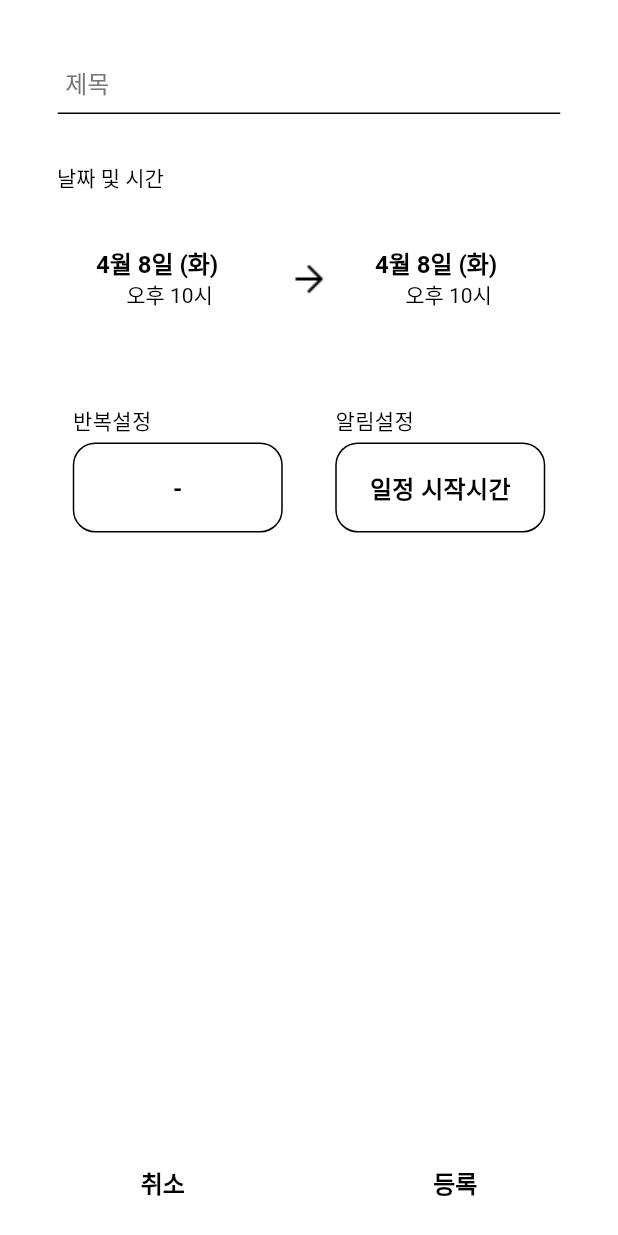
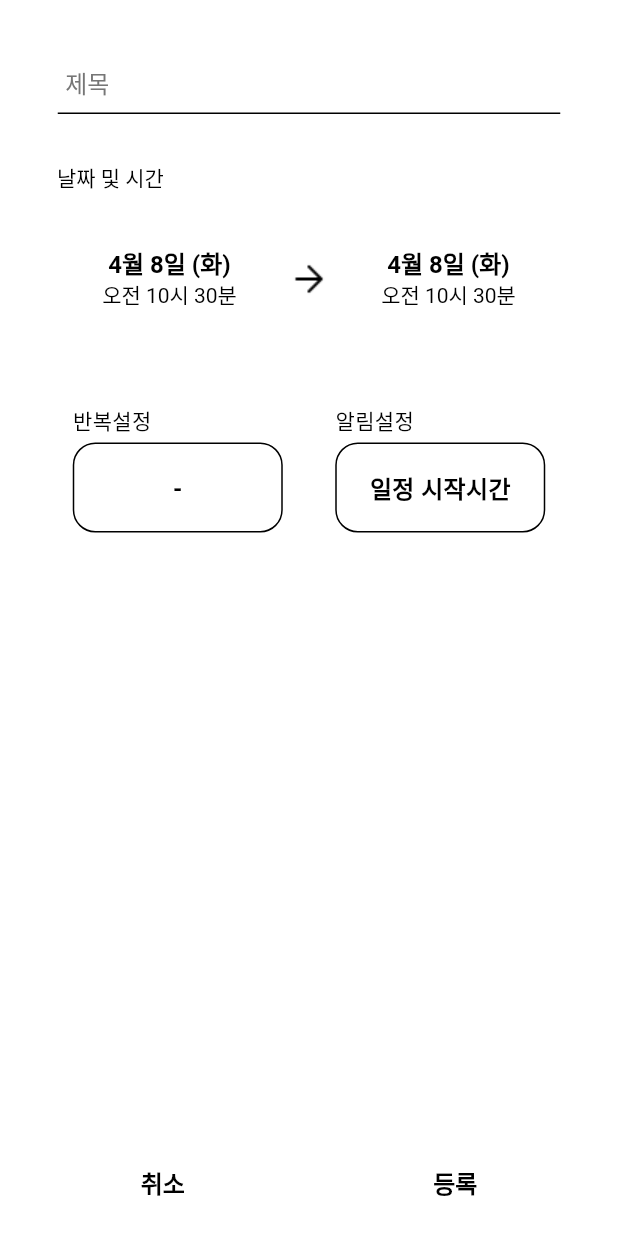
Before and after one commit to woodool/scheduleapp, a Flutter app: the AddReminderPage screen opened by its route, on a phone screen of 412 x 824 dp. Run offline on Flutter 3.47's test engine with Material 3 defaults, Android fonts, the phone set to English and light mode, and no system bars; Roboto replaces fonts that are missing (Pretendard).

Commit message:
날짜및시간출력수정

```diff
--- a/schedule/lib/features/schedule/presentation/widgets/date_time_selector.dart
+++ b/schedule/lib/features/schedule/presentation/widgets/date_time_selector.dart
@@ -88,6 +88,7 @@ class DateTimeSelector extends StatelessWidget {
                       height: 22,
                       child: Text(
                         '${startDate.month}월 ${startDate.day}일 (${_getWeekday(startDate)})',
+                        textAlign: TextAlign.center,
                         style: const TextStyle(
                           fontSize: 16,
                           fontWeight: FontWeight.w600,
@@ -102,7 +103,7 @@ class DateTimeSelector extends StatelessWidget {
                       width: 98,
                       height: 22,
                       child: Text(
-                        '오후 ${startDate.hour > 12 ? startDate.hour - 12 : startDate.hour}시',
+                        '${startDate.hour < 12 ? '오전' : '오후'} ${startDate.hour > 12 ? startDate.hour - 12 : startDate.hour}시 ${startDate.minute}분',
                         textAlign: TextAlign.center,
                         style: const TextStyle(
                           fontSize: 14,
@@ -141,6 +142,7 @@ class DateTimeSelector extends StatelessWidget {
                       height: 22,
                       child: Text(
                         '${endDate.month}월 ${endDate.day}일 (${_getWeekday(endDate)})',
+                        textAlign: TextAlign.center,
                         style: const TextStyle(
                           fontSize: 16,
                           fontWeight: FontWeight.w600,
@@ -155,7 +157,7 @@ class DateTimeSelector extends StatelessWidget {
                       width: 98,
                       height: 22,
                       child: Text(
-                        '오후 ${endDate.hour > 12 ? endDate.hour - 12 : endDate.hour}시',
+                        '${endDate.hour < 12 ? '오전' : '오후'} ${endDate.hour > 12 ? endDate.hour - 12 : endDate.hour}시 ${endDate.minute}분',
                         textAlign: TextAlign.center,
                         style: const TextStyle(
                           fontSize: 14,
```
